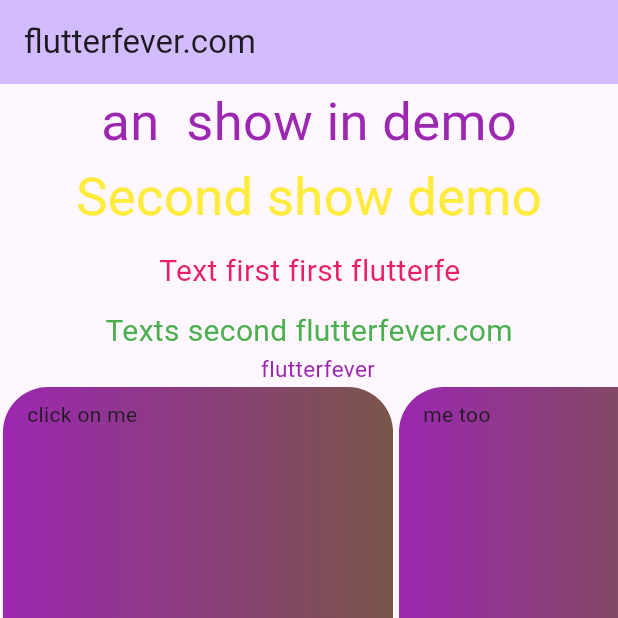
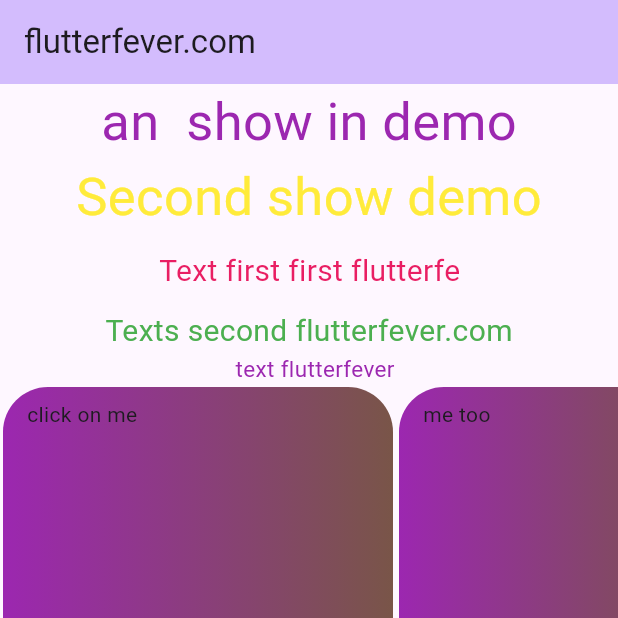
Before and after one commit to coderbaba0/showup_delayanimation, a Flutter app: the screen it shows after launch, on a phone screen of 412 x 824 dp, the top half of it. Run offline on Flutter 3.47's test engine with Material 2 defaults, Android fonts, the light colour scheme and no system bars.

```diff
--- a/lib/main.dart
+++ b/lib/main.dart
@@ -63,7 +63,7 @@
                     ),
                   ),
                   Text("Texts second flutterfever.com",style: TextStyle(color: Colors.green,fontSize: 20)),
-                  Text("   flutterfever",style: TextStyle(color: Colors.purple,fontSize: 15)),
+                  Text("  text flutterfever",style: TextStyle(color: Colors.purple,fontSize: 15)),
                 ],
               ),
               delay: delayAmount + 900,
```
